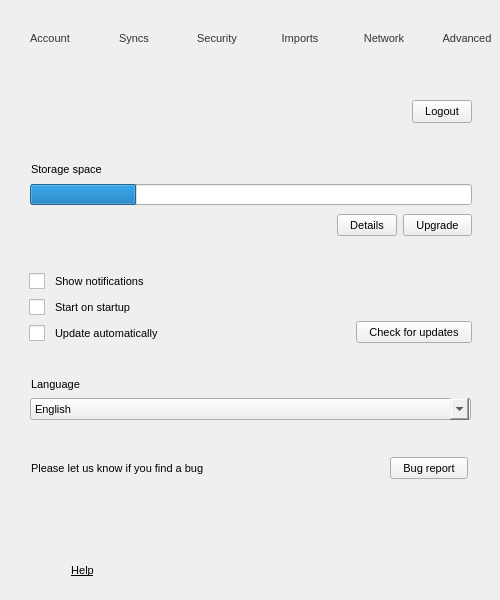
First picture: the form in src/MEGASync/gui/win/SettingsDialog.ui, repository meganz/MEGAsync, before the edit.
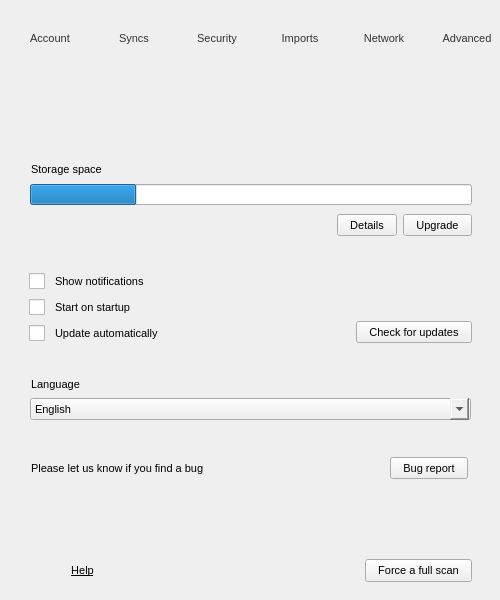
Second picture: the form after the edit. The open tabs and pages were chosen to show the change. Icons and pictures are not drawn. Custom widgets are drawn as their Qt base class.

Commit message:
Move several buttons to the Settings Footer section
Buttons for Logout, Restart and Force full check have been moved
to a stacked widget in the footer that is synced with the main pages.

```diff
--- a/src/MEGASync/gui/win/SettingsDialog.ui
+++ b/src/MEGASync/gui/win/SettingsDialog.ui
@@ -549,9 +549,6 @@
        <height>56</height>
       </size>
      </property>
-     <property name="styleSheet">
-      <string notr="true"/>
-     </property>
      <layout class="QHBoxLayout" name="horizontalLayout_18">
       <property name="leftMargin">
        <number>29</number>
@@ -629,6 +626,115 @@
         </property>
        </spacer>
       </item>
+      <item>
+       <widget class="QStackedWidget" name="wStackFooter">
+        <property name="sizePolicy">
+         <sizepolicy hsizetype="Maximum" vsizetype="Preferred">
+          <horstretch>0</horstretch>
+          <verstretch>0</verstretch>
+         </sizepolicy>
+        </property>
+        <property name="currentIndex">
+         <number>0</number>
+        </property>
+        <widget class="QWidget" name="wAccountFooter">
+         <layout class="QVBoxLayout" name="verticalLayout_12">
+          <property name="spacing">
+           <number>0</number>
+          </property>
+          <property name="leftMargin">
+           <number>0</number>
+          </property>
+          <property name="topMargin">
+           <number>0</number>
+          </property>
+          <property name="rightMargin">
+           <number>0</number>
+          </property>
+          <property name="bottomMargin">
+           <number>0</number>
+          </property>
+          <item>
+           <widget class="QPushButton" name="bLogout">
+            <property name="text">
+             <string>Logout</string>
+            </property>
+           </widget>
+          </item>
+         </layout>
+        </widget>
+        <widget class="QWidget" name="wSyncsFooter"/>
+        <widget class="QWidget" name="wSecurityFooter"/>
+        <widget class="QWidget" name="wImportsFooter">
+         <layout class="QVBoxLayout" name="verticalLayout_19">
+          <property name="spacing">
+           <number>0</number>
+          </property>
+          <property name="leftMargin">
+           <number>0</number>
+          </property>
+          <property name="topMargin">
+           <number>0</number>
+          </property>
+          <property name="rightMargin">
+           <number>0</number>
+          </property>
+          <property name="bottomMargin">
+           <number>0</number>
+          </property>
+          <item>
+           <widget class="QPushButton" name="bRestart">
+            <property name="text">
+             <string>Restart</string>
+            </property>
+           </widget>
+          </item>
+         </layout>
+        </widget>
+        <widget class="QWidget" name="wNetworkFooter"/>
+        <widget class="QWidget" name="wAdvancedFooter">
+         <layout class="QVBoxLayout" name="verticalLayout_21">
+          <property name="spacing">
+           <number>0</number>
+          </property>
+          <property name="leftMargin">
+           <number>0</number>
+          </property>
+          <property name="topMargin">
+           <number>0</number>
+          </property>
+          <property name="rightMargin">
+           <number>0</number>
+          </property>
+          <property name="bottomMargin">
+           <number>0</number>
+          </property>
+          <item>
+           <widget class="QPushButton" name="bFullCheck">
+            <property name="minimumSize">
+             <size>
+              <width>0</width>
+              <height>23</height>
+             </size>
+            </property>
+            <property name="maximumSize">
+             <size>
+              <width>16777215</width>
+              <height>23</height>
+             </size>
+            </property>
+            <property name="text">
+             <string>Force a full scan</string>
+            </property>
+            <property name="autoDefault">
+             <bool>false</bool>
+            </property>
+           </widget>
+          </item>
+         </layout>
+        </widget>
+       </widget>
+      </item>
      </layout>
     </widget>
    </item>
@@ -873,43 +979,6 @@
             </property>
            </spacer>
           </item>
-          <item>
-           <widget class="QPushButton" name="bUnlink">
-            <property name="sizePolicy">
-             <sizepolicy hsizetype="Maximum" vsizetype="Fixed">
-              <horstretch>0</horstretch>
-              <verstretch>0</verstretch>
-             </sizepolicy>
-            </property>
-            <property name="minimumSize">
-             <size>
-              <width>0</width>
-              <height>23</height>
-             </size>
-            </property>
-            <property name="maximumSize">
-             <size>
-              <width>16777215</width>
-              <height>23</height>
-             </size>
-            </property>
-            <property name="focusPolicy">
-             <enum>Qt::StrongFocus</enum>
-            </property>
-            <property name="styleSheet">
-             <string notr="true"/>
-            </property>
-            <property name="text">
-             <string>Logout</string>
-            </property>
-            <property name="autoDefault">
-             <bool>false</bool>
-            </property>
-            <property name="default">
-             <bool>false</bool>
-            </property>
-           </widget>
-          </item>
          </layout>
         </widget>
        </item>
@@ -4011,28 +4080,6 @@
             </property>
            </widget>
           </item>
-          <item>
-           <widget class="QPushButton" name="bFullCheck">
-            <property name="sizePolicy">
-             <sizepolicy hsizetype="Minimum" vsizetype="Preferred">
-              <horstretch>0</horstretch>
-              <verstretch>0</verstretch>
-             </sizepolicy>
-            </property>
-            <property name="minimumSize">
-             <size>
-              <width>0</width>
-              <height>22</height>
-             </size>
-            </property>
-            <property name="text">
-             <string>Force a full scan</string>
-            </property>
-            <property name="autoDefault">
-             <bool>false</bool>
-            </property>
-           </widget>
-          </item>
          </layout>
         </widget>
        </item>
```
The commit also changes 4 other files.
